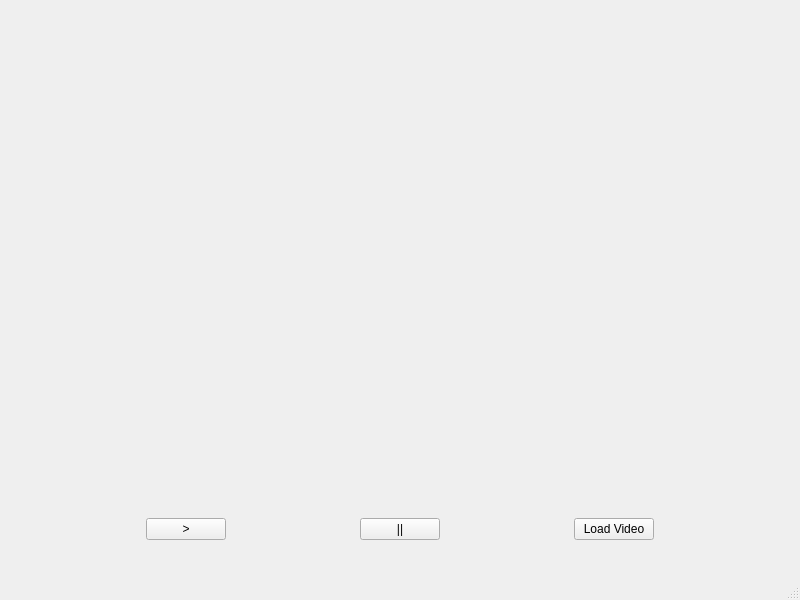
This is Video_player/mainwindow.ui in Hyper-Linking-Video/Video-player as Qt 5 draws it before an edit. The edited form follows.
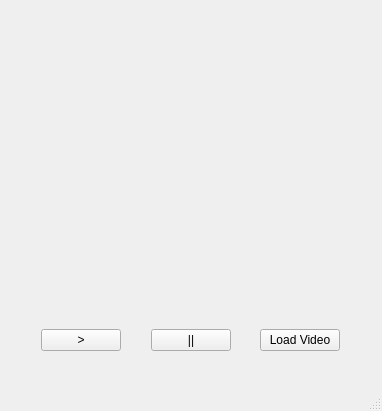
This is the edited form.

Diff of the .ui file:
```diff
--- a/Video_player/mainwindow.ui
+++ b/Video_player/mainwindow.ui
@@ -6,8 +6,8 @@
    <rect>
     <x>0</x>
     <y>0</y>
-    <width>800</width>
-    <height>600</height>
+    <width>382</width>
+    <height>411</height>
    </rect>
   </property>
   <property name="windowTitle">
```
Left out of the diff: 2 changed lines with no effect on the pictures.
